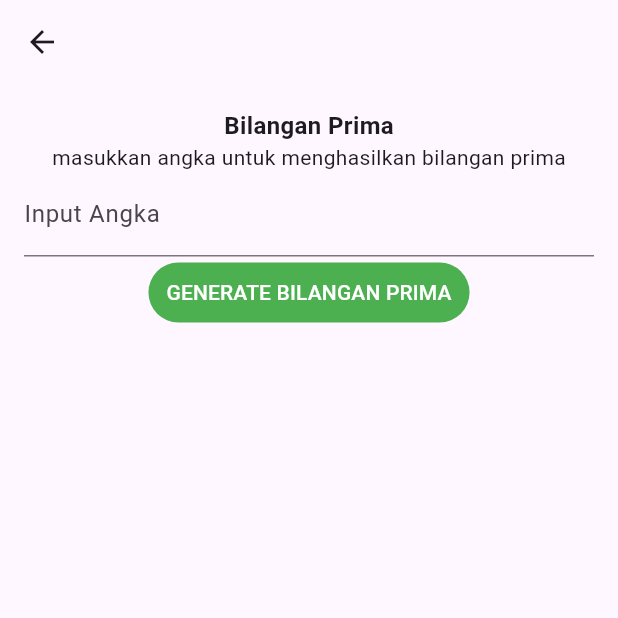
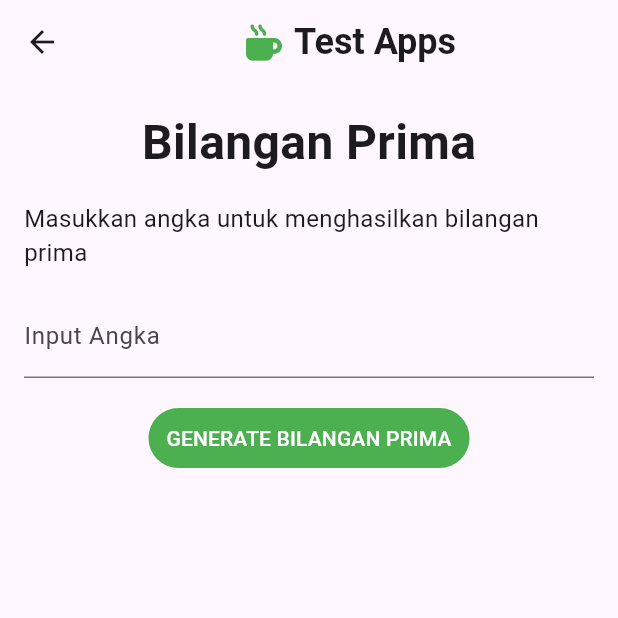
Before and after one commit to estidiskyroamer/prime_number_test, a Flutter app: the screen it shows after launch, after a tap on "GET STARTED", on a phone screen of 412 x 824 dp, the top half of it. Run offline on Flutter 3.47's test engine with Material 3 defaults, Android fonts, the phone set to English and light mode, and no system bars; our stand-ins replace font_awesome_flutter.

Commit message:
ui: fixing display

```diff
--- a/lib/main/index.dart
+++ b/lib/main/index.dart
@@ -12,16 +12,23 @@ class IndexPage extends StatelessWidget {
       body: Container(
         padding: const EdgeInsets.all(16),
         width: double.infinity,
-        child: Column(
-          crossAxisAlignment: CrossAxisAlignment.center,
-          mainAxisAlignment: MainAxisAlignment.center,
-          children: [
-            const Image(image: AssetImage("coffee-cup.png")),
+        height: MediaQuery.sizeOf(context).height,
+        child: item(context),
+    ),);
+  }
+
+  Widget item(BuildContext context){
+    return Column(
+      mainAxisAlignment: MainAxisAlignment.center,
+      children: [const Image(image: AssetImage("assets/images/coffee-cup.png"), width: 60, height: 80,),
+              const Padding(padding: EdgeInsets.all(16)),
             const Text("Let's meet our summer coffee drinks", textAlign: TextAlign.center,
               style: TextStyle(fontWeight: FontWeight.bold, fontSize: 36),),
+            const Padding(padding: EdgeInsets.all(16)),
             const Text("Lorem ipsum dolor sit amet, consectetur adipiscing elit, sed do eiusmod tempor incididunt ut labore et dolore magna aliqua.",
               textAlign: TextAlign.center,
               style: TextStyle(fontSize: 16),),
+            const Padding(padding: EdgeInsets.all(16)),
             TextButton(
               style: TextButton.styleFrom(
                 foregroundColor: Colors.white, backgroundColor: Colors.green,
@@ -30,9 +37,7 @@ class IndexPage extends StatelessWidget {
                 inspect('test');
                 Navigator.push(context, MaterialPageRoute(builder: (context) => const PrimeNumberPage()));
               },
-              child: const Text("GET STARTED"),),
-          ],
-        ),
-    ),);
+              child: const Text("GET STARTED"),),],
+    );
   }
 }
--- a/lib/prime/prime.dart
+++ b/lib/prime/prime.dart
@@ -1,4 +1,5 @@
 import 'package:flutter/material.dart';
+import 'package:font_awesome_flutter/font_awesome_flutter.dart';
 
 class PrimeNumberPage extends StatefulWidget {
   const PrimeNumberPage({super.key});
@@ -9,17 +10,31 @@ class PrimeNumberPage extends StatefulWidget {
 
 class _PrimeNumberPageState extends State<PrimeNumberPage> {
   final primeController = TextEditingController();
+  List<String> primeNumbers = [];
   @override
   Widget build(BuildContext context) {
     return Scaffold(
-      appBar: AppBar(),
+      appBar: AppBar(
+        title: Container(width: double.infinity,
+          child: const Row(
+            mainAxisAlignment: MainAxisAlignment.center,
+            children: [
+              Icon(FontAwesomeIcons.mugHot, color: Colors.green,),
+              Padding(padding: EdgeInsets.all(4)),
+              Text("Test Apps", style: TextStyle(fontWeight: FontWeight.bold, fontSize: 24),),
+            ],
+          ),
+        ),
+      ),
       body: Container(
         padding: const EdgeInsets.all(16),
         width: double.infinity,
         child: Column(
           children: [
-            const Text("Bilangan Prima", style: TextStyle(fontWeight: FontWeight.bold, fontSize: 16),),
-            const Text("masukkan angka untuk menghasilkan bilangan prima"),
+            const Text("Bilangan Prima", style: TextStyle(fontWeight: FontWeight.bold, fontSize: 32),),
+            const Padding(padding: EdgeInsets.all(8)),
+            const Text("Masukkan angka untuk menghasilkan bilangan prima", style: TextStyle(fontSize: 16),),
+            const Padding(padding: EdgeInsets.all(8)),
             TextField(
               controller: primeController,
               keyboardType: TextInputType.number,
@@ -28,20 +43,29 @@ class _PrimeNumberPageState extends State<PrimeNumberPage> {
                 hintText: "Email Address",
               ),
             ),
+            const Padding(padding: EdgeInsets.all(8)),
             TextButton(
               style: TextButton.styleFrom(foregroundColor: Colors.white, backgroundColor: Colors.green),
               onPressed: (){
-                generatePrime(int.parse(primeController.text));
+                setState(() {
+                  primeNumbers = generatePrime(int.parse(primeController.text));
+                });
               },
               child: const Text("GENERATE BILANGAN PRIMA"),),
+            Container(padding: const EdgeInsets.all(16), child: Text(primeNumbers.join(', '), style: const TextStyle(fontWeight: FontWeight.bold, fontSize: 32),),)
           ],
         ),
       ),
     );
   }
 
-  void generatePrime(int amount){
-
+  generatePrime(int amount){
+    List<String> numbers = [];
+    bool isPrime = false;
+    for(var i = 0; i <= amount; i++){
+      numbers.add(i.toString());
+    }
+    return numbers;
   }
 
 }
```
Also changed, not shown: lib/assets/images/coffee-cup.png (added).
